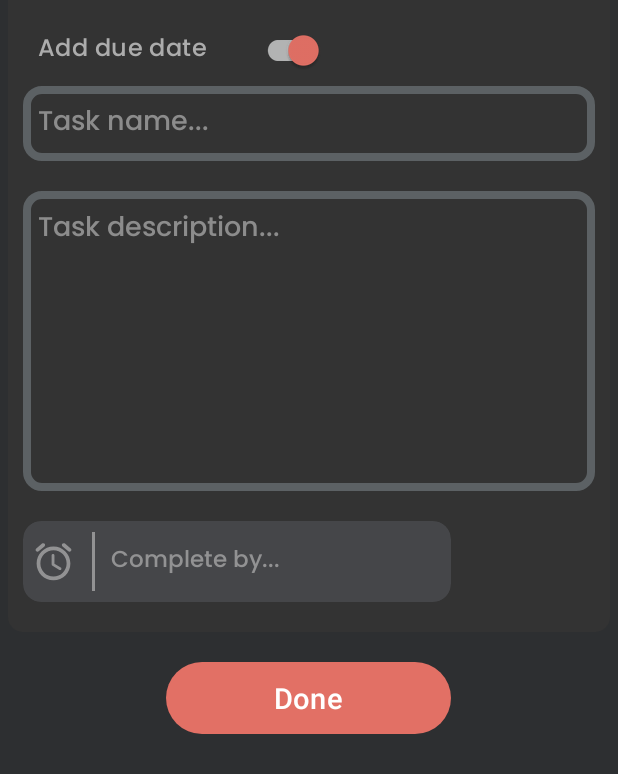
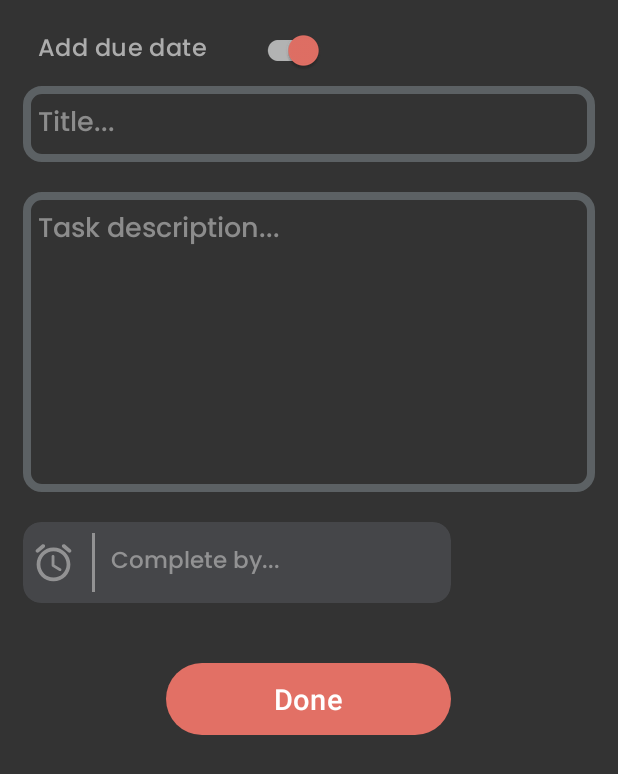
Before and after one commit to Thabiso81/TaskWiz, an Android app: the CreateTaskFragment screen opened through its navigation route, on a phone screen of 412 x 824 dp. Shown: the part 434-1208 px from the top of the screen. Run offline under Robolectric (Android 15) with nearby library versions, the phone set to English and light mode, and no system bars; our stand-ins replace Room's generated code, navigation-ui.

Commit message:
updated design of the create task fragment

```diff
--- a/app/src/main/java/com/thabiso81/taskwiz/view/fragments/CreateTaskFragment.kt
+++ b/app/src/main/java/com/thabiso81/taskwiz/view/fragments/CreateTaskFragment.kt
@@ -1,5 +1,6 @@
 package com.thabiso81.taskwiz.view.fragments
 
+import android.content.Intent
 import android.os.Bundle
 import androidx.fragment.app.Fragment
 import android.view.LayoutInflater
@@ -8,6 +9,7 @@ import android.view.ViewGroup
 import android.widget.EditText
 import android.widget.TextView
 import android.widget.Toast
+import androidx.activity.OnBackPressedCallback
 import androidx.lifecycle.ViewModelProvider
 import androidx.navigation.fragment.findNavController
 import com.google.android.material.datepicker.MaterialDatePicker
@@ -15,8 +17,13 @@ import com.thabiso81.taskwiz.R
 import com.thabiso81.taskwiz.database.TaskDatabase
 import com.thabiso81.taskwiz.databinding.FragmentCreateTaskBinding
 import com.thabiso81.taskwiz.model.TaskModel
+import com.thabiso81.taskwiz.view.activities.LoginActivity
 import com.thabiso81.taskwiz.viewModel.createTaskViewModel.CreateTaskViewModel
 import com.thabiso81.taskwiz.viewModel.createTaskViewModel.CreateTaskViewModelFactory
+import kotlinx.coroutines.CoroutineScope
+import kotlinx.coroutines.Dispatchers
+import kotlinx.coroutines.delay
+import kotlinx.coroutines.launch
 import java.time.LocalDate
 
 
@@ -49,6 +56,7 @@ class CreateTaskFragment : Fragment() {
 
         btnCreateTaskSetOnClickListener()
 
+        onBackButtonPressed()
 
         return view
     }
@@ -127,4 +135,14 @@ class CreateTaskFragment : Fragment() {
         return isValid
     }
 
+    private fun onBackButtonPressed(){
+        //handle back button being pressed
+        val dispatcher = requireActivity().onBackPressedDispatcher
+        dispatcher.addCallback(viewLifecycleOwner, object : OnBackPressedCallback(true) {
+            override fun handleOnBackPressed() {
+                // handle back press in fragments.
+               findNavController().navigate(R.id.action_createTaskFragment_to_viewCurrentTasksFragment)
+            }
+        })
+    }
 }
--- a/app/src/main/res/layout/fragment_create_task.xml
+++ b/app/src/main/res/layout/fragment_create_task.xml
@@ -2,7 +2,7 @@
 <ScrollView xmlns:android="http://schemas.android.com/apk/res/android"
     xmlns:tools="http://schemas.android.com/tools"
     xmlns:app="http://schemas.android.com/apk/res-auto"
-    android:background="@color/create_task_root_view_background"
+    android:background="@drawable/layout_background_create_task"
     android:layout_width="match_parent"
     android:layout_height="match_parent"
     tools:context=".view.fragments.CreateTaskFragment">
@@ -11,7 +11,6 @@
 
         android:layout_width="match_parent"
         android:layout_height="match_parent"
-        android:background="@color/create_task_root_view_background"
         app:backgroundTint="@null"
         android:orientation="vertical"
         android:gravity="top"
@@ -23,7 +22,6 @@
             android:layout_marginBottom="20dp"
             android:layout_marginTop="20dp"
             android:layout_marginHorizontal="5dp"
-            android:background="@drawable/layout_background_create_task"
             android:orientation="vertical"
             >
 
@@ -72,9 +70,10 @@
                 android:id="@+id/edtTaskName"
                 android:layout_width="match_parent"
                 android:layout_height="wrap_content"
+                android:inputType="textMultiLine"
                 android:layout_marginLeft="10dp"
                 android:layout_marginRight="10dp"
-                android:height="50dp"
+                android:minHeight="50dp"
                 android:fontFamily="@font/poppins_medium"
                 android:background="@drawable/view_background_edit_text_date"
                 android:padding="10dp"
@@ -88,13 +87,14 @@
             <EditText
                 android:id="@+id/edtTaskDescription"
                 android:layout_width="match_parent"
-                android:layout_height="200dp"
+                android:layout_height="wrap_content"
+                android:minHeight="200dp"
                 android:layout_marginLeft="10dp"
                 android:layout_marginTop="20dp"
                 android:layout_marginRight="10dp"
+                android:inputType="textMultiLine"
                 android:gravity="top|left"
                 android:fontFamily="@font/poppins_medium"
-                android:height="50dp"
                 android:padding="10dp"
                 android:background="@drawable/view_background_edit_text_date"
                 android:hint="@string/task_description_hint"
--- a/app/src/main/res/layout/task_view_holder.xml
+++ b/app/src/main/res/layout/task_view_holder.xml
@@ -45,6 +45,8 @@
                 android:layout_height="wrap_content"
                 android:layout_marginBottom="10dp"
                 android:text="Task Name"
+                android:maxLines="5"
+                android:ellipsize="end"
                 android:textColor="@color/white"
                 android:textSize="20dp"/>
 
--- a/app/src/main/res/values/strings.xml
+++ b/app/src/main/res/values/strings.xml
@@ -1,7 +1,7 @@
 <resources>
     <string name="app_name">TaskWiz</string>
     <string name="create_task_lable">What do you need to get done today?</string>
-    <string name="task_name_hint">Task name...</string>
+    <string name="task_name_hint">Title...</string>
     <string name="task_textview_label">to do</string>
     <string name="task_description_hint">Task description...</string>
     <string name="complete_by_hint">Complete by...</string>
```
